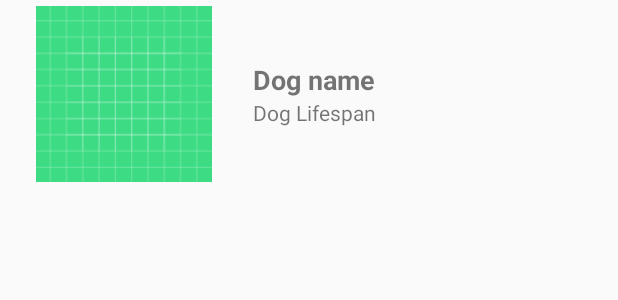
After one commit to Hrishikesh6419/FetchDogsJavaMVVM, an Android app: the layout item_dog.xml on its own in the app's theme, with its tools: preview values and no code run, on a phone screen of 412 x 824 dp. The commit adds this screen. Shown: the top 300 px of the screen. Run offline under Robolectric (Android 15) with nearby library versions, the phone set to English and light mode, and no system bars.

Commit message:
Created item_dog.xml

```diff
--- /dev/null
+++ b/app/src/main/res/layout/item_dog.xml
@@ -0,0 +1,45 @@
+<?xml version="1.0" encoding="utf-8"?>
+<LinearLayout xmlns:android="http://schemas.android.com/apk/res/android"
+    android:layout_width="match_parent"
+    android:layout_height="125dp"
+    android:orientation="horizontal">
+
+    <ImageView
+        android:id="@+id/imageView"
+        android:layout_width="0dp"
+        android:layout_height="match_parent"
+        android:layout_weight="2"
+        android:padding="4dp"
+        android:src="@drawable/ic_launcher_background"
+        />
+
+    <LinearLayout
+        android:layout_width="0dp"
+        android:layout_height="match_parent"
+        android:layout_weight="3"
+        android:gravity="center_vertical"
+        android:orientation="vertical"
+        android:padding="4dp">
+
+        <TextView
+            android:id="@+id/name"
+            android:layout_width="wrap_content"
+            android:layout_height="wrap_content"
+            style="@style/Title"
+            android:text="Dog name"/>
+
+        <TextView
+            android:id="@+id/lifespan"
+            android:layout_width="wrap_content"
+            android:layout_height="wrap_content"
+            style="@style/Text"
+            android:text="Dog Lifespan"
+            />
+
+
+
+
+    </LinearLayout>
+
+
+</LinearLayout>
--- a/app/src/main/res/values/styles.xml
+++ b/app/src/main/res/values/styles.xml
@@ -7,4 +7,13 @@
         <item name="colorAccent">@color/colorAccent</item>
     </style>
 
+    <style name="Title">
+        <item name="android:textSize"> 18sp</item>
+        <item name="android:textStyle">bold</item>
+    </style>
+
+    <style name="Text">
+        <item name="android:textSize">14sp</item>
+    </style>
+
 </resources>
```
